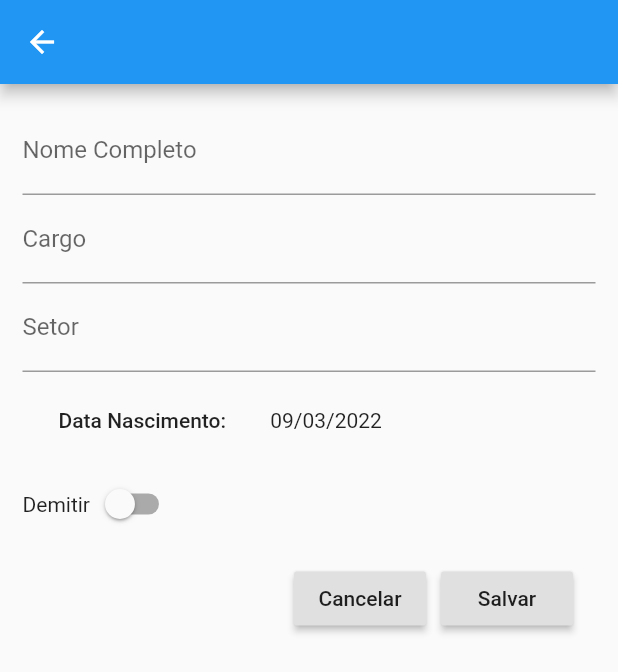
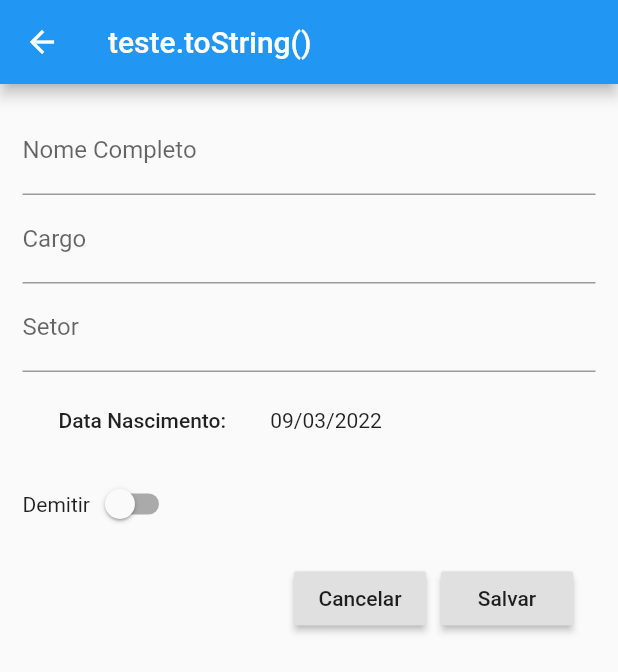
Before and after one commit to juniorsafera/BeabaProdutos-Teste-de-conhecimento-vaga-FLUTTER, a Flutter app: the FormFuncionario screen opened directly with empty values, after a tap on "Salvar", on a phone screen of 412 x 824 dp. Shown: the top 672 px of the screen. Run offline on Flutter 3.47's test engine with Material 2 defaults, Android fonts, the phone set to English and light mode, and no system bars.

Commit message:
Update form_funcionario.dart

```diff
--- a/beaba_produtos_teste_conhecimento_flutter/lib/components/form_funcionario.dart
+++ b/beaba_produtos_teste_conhecimento_flutter/lib/components/form_funcionario.dart
@@ -16,14 +16,27 @@ class FormFuncionario extends StatefulWidget {
 }
 
 DateTime? _dataSelecionada;
-bool _demotido = true;
-String? id;
-
 final TextEditingController cNome = TextEditingController();
 final TextEditingController cCargo = TextEditingController();
 final TextEditingController cSetor = TextEditingController();
 
-  ModelFuncionario? funcionario = null ;
+bool _demotido = true;
+String? id;
+String? nome;
+
+final Map<String, String> _dadosForm = {};
+
+ModelFuncionario? funcionario = null;
+final _funcionario = ModelFuncionario(
+  id: id!,
+  nome: cNome.value.text,
+  cargo: cCargo.text,
+  setor: cSetor.text,
+  dataNascimento: _dataSelecionada!,
+  dataContratacao: DateTime.now(),
+);
+
+
 
 class _FormFuncionarioState extends State<FormFuncionario> {
   @override
@@ -33,25 +46,46 @@ class _FormFuncionarioState extends State<FormFuncionario> {
     _demotido = widget.funcionario.demitido;
     _dataSelecionada = widget.funcionario.dataNascimento;
     id = widget.funcionario.id;
+    nome = widget.funcionario.nome;
+    funcionario = widget.funcionario;
     cNome.text = widget.funcionario.nome;
+
     cCargo.text = widget.funcionario.cargo;
     cSetor.text = widget.funcionario.setor;
-    funcionario = ModelFuncionario(
-  id: id!,
-  nome: cNome.text,
-  cargo: cCargo.text,
-  setor: cSetor.text,
-  dataNascimento: _dataSelecionada!,
-  dataContratacao: DateTime.now(),
-);
   }
+
+
+
+  void alterarDados(ModelFuncionario funcionario) {
+    // ignore: unnecessary_null_comparison
+    if (funcionario != null) {
+      _dadosForm['id'] = funcionario.id;
+      _dadosForm['nome'] = funcionario.nome;
+      _dadosForm['cargo'] = funcionario.cargo;
+      _dadosForm['setor'] = funcionario.setor;
+    }
+  }
+
+  void limpar() {
+    cNome.clear();
+    cCargo.clear();
+    cSetor.clear();
+  }
+
+
+
 
   @override
   Widget build(BuildContext context) {
     final providerFuncionarios = Provider.of<FuncionariosProvider>(context);
+
+
+
+
+
     return Scaffold(
       appBar: AppBar(
-        title: Text(widget.funcionario.nome),
+        title: Text('teste.toString()' + funcionario!.nome),
       ),
       body: Container(
         // ignore: prefer_const_literals_to_create_immutables
@@ -126,7 +160,13 @@ class _FormFuncionarioState extends State<FormFuncionario> {
                     ),
                     RaisedButton(
                       onPressed: () {
-                        providerFuncionarios.put(funcionario!);
+                        providerFuncionarios.alterar(_funcionario);
+
+                        print(_funcionario.nome + " ID: " + _funcionario.id);
+
+
+                        limpar();
+                        Navigator.pop(context);
                       },
                       child: const Text('Salvar'),
                     ),
```
